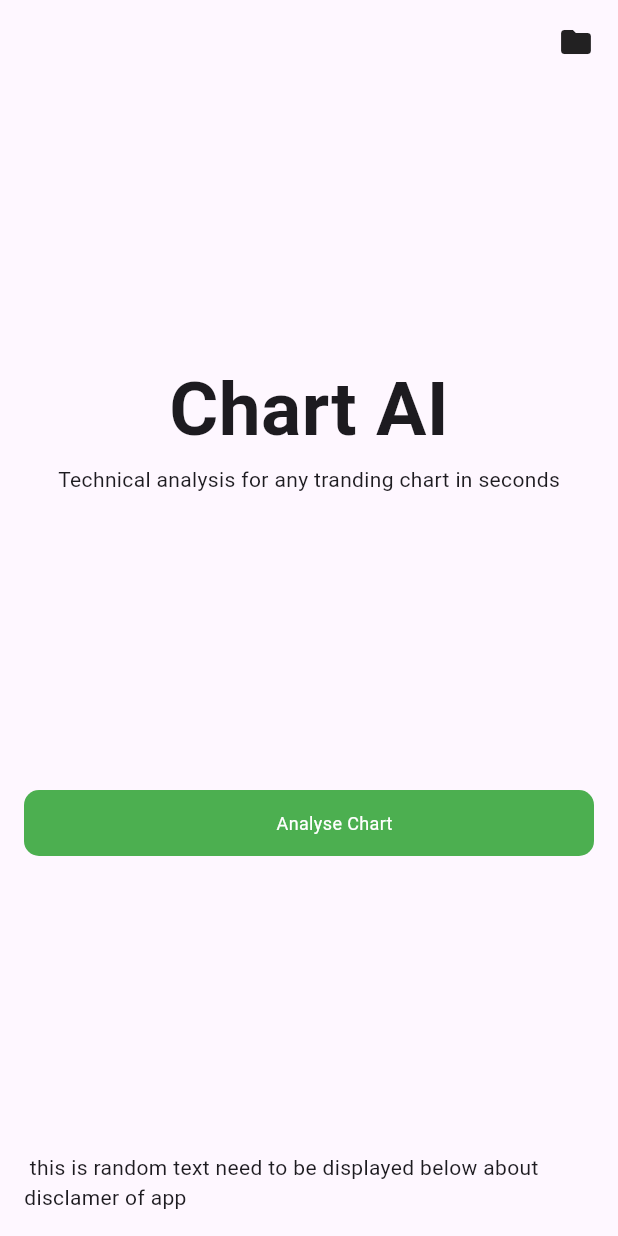
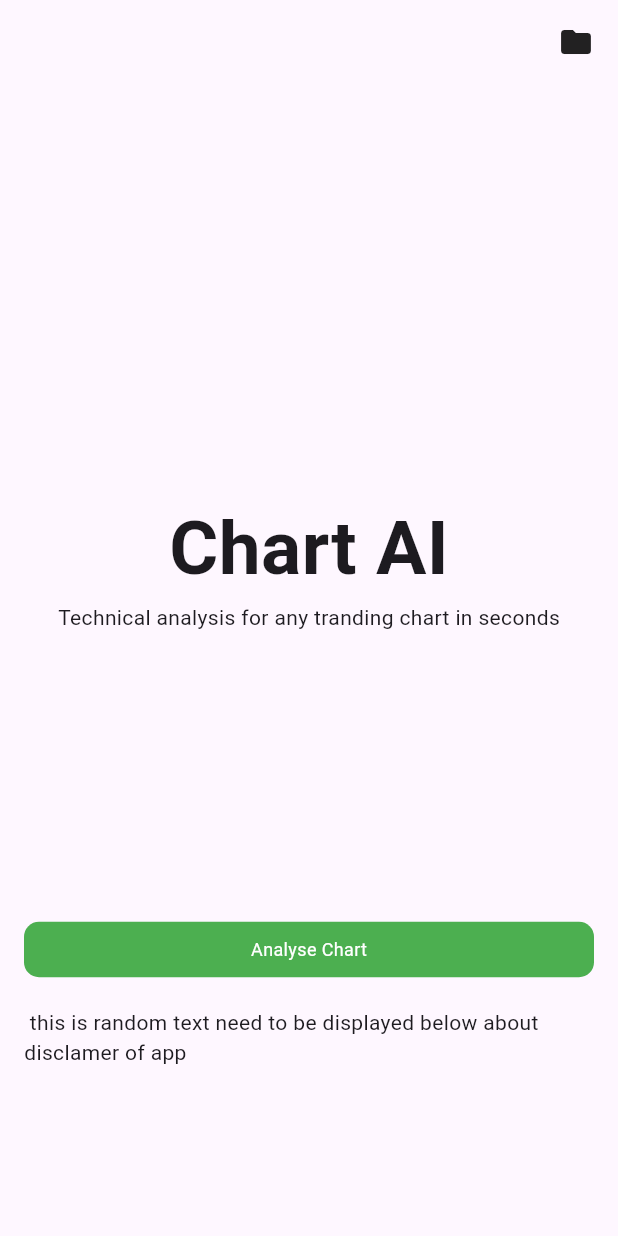
Before and after one commit to rupeshthakur-coder/flutter_repo, a Flutter app: the screen it shows after launch, on a phone screen of 412 x 824 dp. Run offline on Flutter 3.47's test engine with Material 3 defaults, Android fonts, the phone set to English and light mode, and no system bars.

Commit message:
updated ui

```diff
--- a/lib/button_card.dart
+++ b/lib/button_card.dart
@@ -1,4 +1,5 @@
 import 'package:flutter/material.dart';
+import 'package:flutter_rapo/snack_bar.dart';
 
 class ButtonCard extends StatelessWidget {
   final String title;
@@ -8,6 +9,19 @@ class ButtonCard extends StatelessWidget {
   @override
   Widget build(BuildContext context) {
     return GestureDetector(
+      onTap: () {
+        showModalBottomSheet(
+          context: context,
+          shape: const RoundedRectangleBorder(
+            borderRadius: BorderRadius.vertical(
+              top: Radius.circular(20),
+            ),
+          ),
+          builder: (BuildContext context) {
+            return const CustomSnackbar();
+          },
+        );
+      },
       child: Container(
         width: double.infinity,
         padding: const EdgeInsets.all(10),
@@ -18,9 +32,12 @@ class ButtonCard extends StatelessWidget {
         child: Row(
           mainAxisAlignment: MainAxisAlignment.center,
           children: [
-            Icon(icon, color: Colors.white),
-            const SizedBox(width: 10),
-            Text(title, style: const TextStyle(fontSize: 12, color: Colors.white)),
+            if (icon != null) Icon(icon, color: Colors.white),
+            if (icon != null) const SizedBox(width: 10),
+            Text(
+              title,
+              style: const TextStyle(fontSize: 12, color: Colors.white),
+            ),
           ],
         ),
       ),
--- a/lib/chart_ai.dart
+++ b/lib/chart_ai.dart
@@ -9,6 +9,7 @@ class ChatAi extends StatelessWidget {
     return const Scaffold(
       body: Padding(
         padding: EdgeInsets.all(16.0),
+        child: SafeArea(
           child: Column(
             crossAxisAlignment: CrossAxisAlignment.center,
             children: [
@@ -21,6 +22,8 @@ class ChatAi extends StatelessWidget {
                 ],
               ),
               Spacer(),
+              Spacer(),
+              Spacer(),
               Text(
                 'Chart AI',
                 style: TextStyle(
@@ -30,13 +33,18 @@ class ChatAi extends StatelessWidget {
               ),
               Text('Technical analysis for any tranding chart in seconds'),
               Spacer(),
+              Spacer(),
               ButtonCard(
                 title: 'Analyse Chart',
                 icon: null,
               ),
-            Spacer(),
-            Text(' this is random text need to be displayed below about disclamer of app  ')
+              SizedBox(
+                height: 20,
+              ),
+              Text(' this is random text need to be displayed below about disclamer of app  '),
+              Spacer()
             ],
+          ),
         ),
       ),
     );
--- a/lib/snack_bar.dart
+++ b/lib/snack_bar.dart
@@ -1,7 +1,7 @@
 import 'package:flutter/material.dart';
 
-class SnackBar extends StatelessWidget {
-  const SnackBar({super.key});
+class CustomSnackbar extends StatelessWidget {
+  const CustomSnackbar({super.key});
 
   @override
   Widget build(BuildContext context) {
```
Lines whose indentation alone changed are shown as unchanged.
